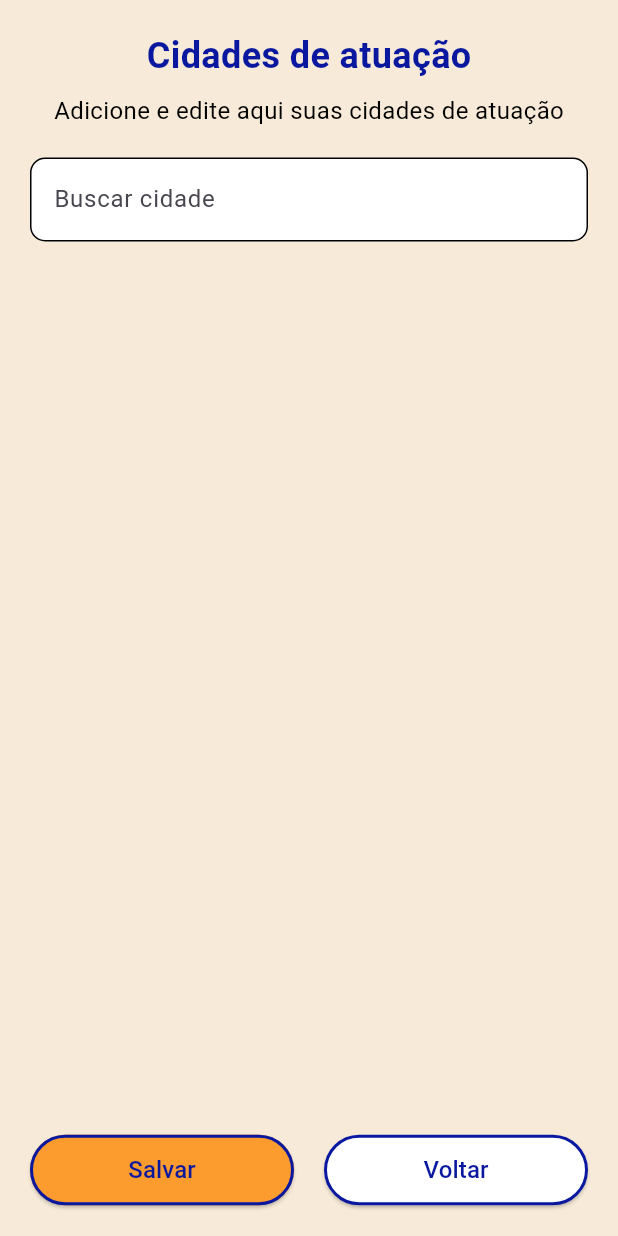
After one commit to JaoServico/app_profissional, a Flutter app: the CidadesPage screen opened by its route, on a phone screen of 412 x 824 dp. The commit adds this screen. Run offline on Flutter 3.47's test engine with Material 3 defaults, Android fonts, the phone set to English and light mode, and no system bars.

Commit message:
Versão 1.0.0 - Telas finalizadas - Contato e Cidades

```diff
--- a/lib/main.dart
+++ b/lib/main.dart
@@ -1,12 +1,14 @@
 import 'package:flutter/material.dart';
 import 'package:jao_servico_profissional/telas/cadastro_page.dart';
 import 'package:jao_servico_profissional/telas/certificados.dart';
+import 'package:jao_servico_profissional/telas/cidades.dart';
 import 'package:jao_servico_profissional/telas/esqueceu_senha.dart';
 import 'package:jao_servico_profissional/telas/habilidades.dart';
 import 'package:jao_servico_profissional/telas/home.dart';
 import 'package:jao_servico_profissional/telas/login_page.dart';
+import 'package:jao_servico_profissional/telas/negocios.dart';
 import 'package:jao_servico_profissional/telas/perfil_page.dart';
-import 'package:jao_servico_profissional/telas/redes_sociais.dart';
+import 'package:jao_servico_profissional/telas/contatos.dart';
 
 void main() {
   runApp(const MyApp());
@@ -34,9 +36,11 @@ class MyApp extends StatelessWidget {
         '/esqueceuSenha': (context) => const EsqueceuSenha(),
         '/cadastroPage': (context) => const CadastroPage(),
         '/perfilPage': (context) => const PerfilPage(),
-        '/redessociais': (context) => const RedesSociais(),
+        '/contatos': (context) => const ContatosPage(),
         '/certificados': (context) => const CertificadosPage(),
         '/habilidades': (context) => const HabilidadesPage(),
+        '/cidades': (context) => const CidadesPage(),
+        '/negocios': (context) => const NegociosPage(),
         '/': (context) => const Home(),
       },
     );
--- /dev/null
+++ b/lib/telas/cidades.dart
@@ -0,0 +1,253 @@
+import 'package:flutter/material.dart';
+import 'package:jao_servico_profissional/cores.dart';
+
+class CidadesPage extends StatefulWidget {
+  const CidadesPage({super.key});
+
+  @override
+  State<CidadesPage> createState() => _CidadesPageState();
+}
+
+class _CidadesPageState extends State<CidadesPage> {
+  final LayerLink _layerLink =
+      LayerLink(); //Usado prar posicionar o dropdown ao campo
+  final TextEditingController _searchController =
+      TextEditingController(); //Controla o texto digitado
+  final FocusNode _focusNode = FocusNode(); //Controla o foco do Textfield
+
+  //Lista de cidades disponiveis
+  final List<String> todasCidades = [
+    'Tupã',
+    'Herculândia',
+    'Iacri',
+    'Bastos',
+    'Marilia',
+    'Oriente',
+    'Parnaso',
+  ];
+
+  //Cidades filtradas (com na base na busca)
+  List<String> cidadesFiltradas = [];
+
+  //Cidades que o usuário selecionou
+  List<String> cidadesSelecionadas = [];
+
+  //Referencia que o usuário selecionou
+  OverlayEntry? _dropdownOverlay;
+
+  @override
+  void initState() {
+    super.initState();
+    //Listener que mostra ou esconde o dropwdown dependendo do foco
+    _focusNode.addListener(() {
+      if (_focusNode.hasFocus) {
+        _mostrarDropdown();
+      } else {
+        _removerDropdown();
+      }
+    });
+  }
+
+  @override
+  void dispose() {
+    //Remove e limpa tudo ao sair da tela
+    _removerDropdown();
+    _searchController.dispose();
+    _focusNode.dispose();
+    super.dispose();
+  }
+
+  void _mostrarDropdown() {
+    _removerDropdown(); //Garante que não exista outro overlay antes
+    cidadesFiltradas = todasCidades; //Mostra tudo inicialmente
+    _dropdownOverlay = _criarDropdownOverlay(); //Criar overlay
+    Overlay.of(context).insert(_dropdownOverlay!); //Insere na tela
+  }
+
+  void _removerDropdown() {
+    _dropdownOverlay?.remove(); //Remove da tela
+    _dropdownOverlay = null;
+  }
+
+  void _atualizarFiltro(String texto) {
+    // Filtra a lista com base no texto
+    setState(() {
+      cidadesFiltradas = todasCidades
+          .where((hab) => hab.toLowerCase().contains(texto.toLowerCase()))
+          .toList();
+    });
+
+    // Atualiza o dropdown se já estiver visível
+    if (_dropdownOverlay != null) {
+      _removerDropdown();
+      _dropdownOverlay = _criarDropdownOverlay();
+      Overlay.of(context).insert(_dropdownOverlay!);
+    }
+  }
+
+  OverlayEntry _criarDropdownOverlay() {
+    RenderBox renderBox = context.findRenderObject() as RenderBox;
+    final size = renderBox.size;
+
+    return OverlayEntry(
+      builder: (context) => Positioned(
+        width: size.width - 40, //Largura do dropdown alinhada ao TextField
+        child: CompositedTransformFollower(
+          link: _layerLink, //Liga ao Texfield
+          showWhenUnlinked: false,
+          offset: const Offset(0, 60), //Distancia do TextField
+          child: Material(
+            elevation: 2,
+            borderRadius: BorderRadius.circular(8),
+            child: ListView.builder(
+              shrinkWrap: true,
+              itemCount: cidadesFiltradas.length,
+              itemBuilder: (context, index) {
+                final cidade = cidadesFiltradas[index];
+                return ListTile(
+                  title: Text(cidade),
+                  onTap: () {
+                    setState(() {
+                      if (!cidadesSelecionadas.contains(cidade)) {
+                        cidadesSelecionadas.add(cidade); //Adiciona
+                      }
+                      _searchController.clear(); //Limpa o campo
+                      _removerDropdown(); //Fecha o dropdown
+                      _focusNode.unfocus(); //Remove o foco
+                    });
+                  },
+                );
+              },
+            ),
+          ),
+        ),
+      ),
+    );
+  }
+
+  @override
+  Widget build(BuildContext context) {
+    return GestureDetector(
+      onTap: () {
+        _focusNode.unfocus(); //Tira o foco ao tocar fora
+      },
+      child: Scaffold(
+        backgroundColor: Cores.laranjaMuitoSuave,
+        body: SafeArea(
+          child: Padding(
+            padding: const EdgeInsets.all(20.0),
+            child: Column(
+              children: [
+                Text(
+                  'Cidades de atuação',
+                  style: TextStyle(
+                    color: Cores.azul,
+                    fontWeight: FontWeight.bold,
+                    fontSize: 24,
+                  ),
+                ),
+                const SizedBox(height: 8),
+                const Text(
+                  'Adicione e edite aqui suas cidades de atuação',
+                  style: TextStyle(
+                    color: Cores.preto,
+                    fontSize: 16,
+                  ),
+                ),
+                const SizedBox(height: 20),
+                CompositedTransformTarget(
+                  link: _layerLink,
+                  child: TextField(
+                    controller: _searchController,
+                    focusNode: _focusNode,
+                    onChanged: _atualizarFiltro, //Filtra ao digitar
+                    decoration: InputDecoration(
+                      labelText: 'Buscar cidade',
+                      filled: true,
+                      fillColor: Colors.white,
+                      //labelStyle: const TextStyle(color: Color(0xFF09189F)),
+                      enabledBorder: OutlineInputBorder(
+                        //borderSide: const BorderSide(color: Color(0xFF09189F)),
+                        borderRadius: BorderRadius.circular(10),
+                      ),
+                      focusedBorder: OutlineInputBorder(
+                        borderRadius: BorderRadius.circular(10),
+                      ),
+                    ),
+                  ),
+                ),
+                const SizedBox(height: 20),
+                Wrap(
+                  spacing: 8,
+                  runSpacing: 8,
+                  children: cidadesSelecionadas
+                      .map(
+                        (hab) => Chip(
+                          label: Text(hab),
+                          backgroundColor: Cores.laranjaSuave,
+                          labelStyle: TextStyle(color: Cores.azul),
+                          deleteIconColor: Cores.azul,
+                          onDeleted: () {
+                            setState(() {
+                              cidadesSelecionadas.remove(hab);
+                            });
+                          },
+                        ),
+                      )
+                      .toList(),
+                ),
+                const Spacer(),
+                Row(
+                  mainAxisAlignment: MainAxisAlignment.spaceEvenly,
+                  children: [
+                    Expanded(
+                      child: ElevatedButton(
+                        onPressed: () {
+                          //Salvar dados no firestore
+                        },
+                        style: ElevatedButton.styleFrom(
+                          backgroundColor: Cores.laranja,
+                          side: BorderSide(color: Cores.azul, width: 2),
+                          padding: const EdgeInsets.symmetric(
+                              horizontal: 32, vertical: 12),
+                        ),
+                        child: Text(
+                          "Salvar",
+                          style: TextStyle(
+                            color: Cores.azul,
+                            fontSize: 16,
+                          ),
+                        ),
+                      ),
+                    ),
+                    const SizedBox(
+                      width: 20,
+                    ),
+                    Expanded(
+                      child: ElevatedButton(
+                        onPressed: () => Navigator.pop(context),
+                        style: ElevatedButton.styleFrom(
+                          backgroundColor: Cores.branco,
+                          side: BorderSide(color: Cores.azul, width: 2),
+                          padding: const EdgeInsets.symmetric(
+                              horizontal: 32, vertical: 12),
+                        ),
+                        child: Text(
+                          "Voltar",
+                          style: TextStyle(
+                            color: Cores.azul,
+                            fontSize: 16,
+                          ),
+                        ),
+                      ),
+                    ),
+                  ],
+                ),
+              ],
+            ),
+          ),
+        ),
+      ),
+    );
+  }
+}
```
Also changed, not shown: lib/telas/contatos.dart (renamed from lib/telas/redes_sociais.dart, +13 -6 lines), lib/telas/negocios.dart (added, +135 -0 lines), lib/telas/perfil_page.dart (+11 -6 lines).
